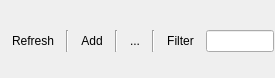
Old version of the form src/ui/qgsbrowserdockwidgetbase.ui in the repository etiennesky/Quantum-GIS.
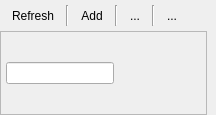
New version of the form. Icons and pictures are not drawn.

Commit message: better filter

What changed in the file:
```diff
--- a/src/ui/qgsbrowserdockwidgetbase.ui
+++ b/src/ui/qgsbrowserdockwidgetbase.ui
@@ -6,8 +6,8 @@
    <rect>
     <x>0</x>
     <y>0</y>
-    <width>275</width>
-    <height>78</height>
+    <width>216</width>
+    <height>115</height>
    </rect>
   </property>
   <property name="windowTitle">
@@ -42,22 +42,12 @@
       <property name="spacing">
        <number>5</number>
       </property>
-      <item>
-       <spacer name="horizontalSpacer_2">
-        <property name="orientation">
-         <enum>Qt::Horizontal</enum>
-        </property>
-        <property name="sizeType">
-         <enum>QSizePolicy::Fixed</enum>
-        </property>
-        <property name="sizeHint" stdset="0">
-         <size>
-          <width>5</width>
-          <height>1</height>
-         </size>
-        </property>
-       </spacer>
-      </item>
+      <property name="leftMargin">
+       <number>5</number>
+      </property>
+      <property name="rightMargin">
+       <number>5</number>
+      </property>
       <item>
        <widget class="QToolButton" name="mBtnRefresh">
         <property name="toolTip">
@@ -137,33 +127,85 @@
        </widget>
       </item>
       <item>
-       <layout class="QHBoxLayout" name="horizontalLayout_2">
-        <property name="spacing">
-         <number>5</number>
-        </property>
-        <item>
-         <widget class="QToolButton" name="mBtnFilter">
-          <property name="maximumSize">
-           <size>
-            <width>16777215</width>
-            <height>16777215</height>
-           </size>
-          </property>
+       <widget class="QToolButton" name="mBtnFilterShow">
           <property name="toolTip">
            <string>Filter files</string>
           </property>
           <property name="text">
-           <string>Filter</string>
+         <string>...</string>
           </property>
           <property name="icon">
            <iconset resource="../../images/images.qrc">
             <normaloff>:/images/themes/default/mActionFilter.png</normaloff>:/images/themes/default/mActionFilter.png</iconset>
           </property>
+        <property name="checkable">
+         <bool>true</bool>
+        </property>
+        <property name="checked">
+         <bool>false</bool>
+        </property>
           <property name="autoRaise">
            <bool>true</bool>
           </property>
          </widget>
         </item>
+      <item>
+       <spacer name="horizontalSpacer">
+        <property name="orientation">
+         <enum>Qt::Horizontal</enum>
+        </property>
+        <property name="sizeType">
+         <enum>QSizePolicy::MinimumExpanding</enum>
+        </property>
+        <property name="sizeHint" stdset="0">
+         <size>
+          <width>0</width>
+          <height>1</height>
+         </size>
+        </property>
+       </spacer>
+      </item>
+     </layout>
+    </item>
+    <item>
+     <widget class="QWidget" name="mWidgetFilter" native="true">
+      <layout class="QHBoxLayout" name="horizontalLayout">
+       <property name="spacing">
+        <number>0</number>
+       </property>
+       <property name="margin">
+        <number>0</number>
+       </property>
+       <item>
+        <widget class="QFrame" name="frame">
+         <property name="sizePolicy">
+          <sizepolicy hsizetype="Expanding" vsizetype="Minimum">
+           <horstretch>0</horstretch>
+           <verstretch>0</verstretch>
+          </sizepolicy>
+         </property>
+         <property name="frameShape">
+          <enum>QFrame::StyledPanel</enum>
+         </property>
+         <property name="frameShadow">
+          <enum>QFrame::Raised</enum>
+         </property>
+         <layout class="QHBoxLayout" name="horizontalLayout_3">
+          <property name="spacing">
+           <number>5</number>
+          </property>
+          <property name="leftMargin">
+           <number>5</number>
+          </property>
+          <property name="topMargin">
+           <number>0</number>
+          </property>
+          <property name="rightMargin">
+           <number>5</number>
+          </property>
+          <property name="bottomMargin">
+           <number>0</number>
+          </property>
         <item>
          <widget class="QLineEdit" name="mLeFilter">
           <property name="sizePolicy">
@@ -192,22 +234,95 @@
           </property>
          </widget>
         </item>
-       </layout>
+          <item>
+           <widget class="QToolButton" name="mBtnFilter">
+            <property name="maximumSize">
+             <size>
+              <width>16777215</width>
+              <height>16777215</height>
+             </size>
+            </property>
+            <property name="toolTip">
+             <string>Filter files</string>
+            </property>
+            <property name="text">
+             <string/>
+            </property>
+            <property name="icon">
+             <iconset resource="../../images/images.qrc">
+              <normaloff>:/images/themes/default/mActionFilter.png</normaloff>:/images/themes/default/mActionFilter.png</iconset>
+            </property>
+            <property name="autoRaise">
+             <bool>true</bool>
+            </property>
+           </widget>
+          </item>
+          <item>
+           <widget class="QToolButton" name="mBtnFilterClear">
+            <property name="toolTip">
+             <string>Clear Filter</string>
+            </property>
+            <property name="text">
+             <string/>
+            </property>
+            <property name="icon">
+             <iconset resource="../../images/images.qrc">
+              <normaloff>:/images/themes/default/mActionFilterDelete.png</normaloff>:/images/themes/default/mActionFilterDelete.png</iconset>
+            </property>
+            <property name="autoRaise">
+             <bool>true</bool>
+            </property>
+           </widget>
+          </item>
+          <item>
+           <widget class="QToolButton" name="mBtnFilterOptions">
+            <property name="toolTip">
+             <string>Options</string>
+            </property>
+            <property name="text">
+             <string/>
+            </property>
+            <property name="icon">
+             <iconset resource="../../images/images.qrc">
+              <normaloff>:/images/themes/default/mActionOptions.png</normaloff>:/images/themes/default/mActionOptions.png</iconset>
+            </property>
+            <property name="popupMode">
+             <enum>QToolButton::InstantPopup</enum>
+            </property>
+            <property name="toolButtonStyle">
+             <enum>Qt::ToolButtonIconOnly</enum>
+            </property>
+            <property name="autoRaise">
+             <bool>true</bool>
+            </property>
+           </widget>
+          </item>
+         </layout>
+         <zorder>mBtnFilter</zorder>
+         <zorder>mBtnFilter</zorder>
+         <zorder>mLeFilter</zorder>
+         <zorder>mBtnFilterClear</zorder>
+         <zorder>mBtnFilterOptions</zorder>
+        </widget>
       </item>
       <item>
-       <spacer name="horizontalSpacer">
+        <spacer name="horizontalSpacer_3">
         <property name="orientation">
          <enum>Qt::Horizontal</enum>
         </property>
+         <property name="sizeType">
+          <enum>QSizePolicy::MinimumExpanding</enum>
+         </property>
         <property name="sizeHint" stdset="0">
          <size>
-          <width>40</width>
+           <width>0</width>
           <height>20</height>
          </size>
         </property>
        </spacer>
       </item>
      </layout>
+     </widget>
     </item>
     <item>
      <layout class="QHBoxLayout" name="mLayoutBrowser"/>
```
Left out of the diff: 8 changed lines with no effect on the pictures. Lines whose indentation alone changed are shown as unchanged. The commit also changes 5 other files.
